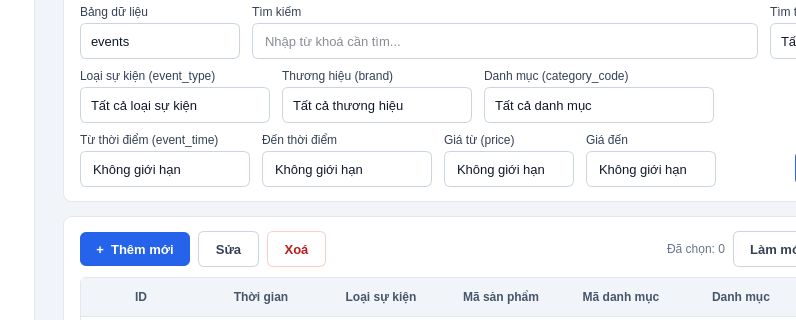
Qt form ui/mainwindow.ui (Quyss2/ML2026_Final) before a commit; both pictures show x 215 to 1011 and y 171 to 491 of the 1200 by 860 pixel window.
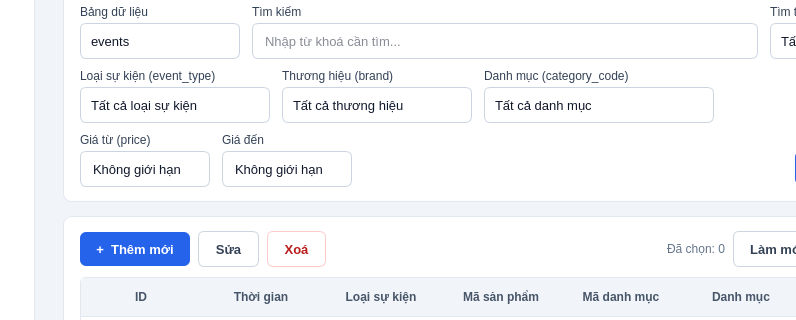
The same form after that commit.

Patch:
```diff
--- a/ui/mainwindow.ui
+++ b/ui/mainwindow.ui
@@ -66,17 +66,16 @@
 QWidget#contentWidget QLabel#lblFilterTable, QWidget#contentWidget QLabel#lblFilterSearch,
 QWidget#contentWidget QLabel#lblFilterColumn, QWidget#contentWidget QLabel#lblFilterEventType,
 QWidget#contentWidget QLabel#lblFilterBrand, QWidget#contentWidget QLabel#lblFilterCategory,
-QWidget#contentWidget QLabel#lblFilterFrom, QWidget#contentWidget QLabel#lblFilterTo,
 QWidget#contentWidget QLabel#lblFilterPriceFrom, QWidget#contentWidget QLabel#lblFilterPriceTo { font-size: 12px; color: #64748b; }
 
 QWidget#contentWidget QLineEdit, QWidget#contentWidget QComboBox,
-QWidget#contentWidget QDateTimeEdit, QWidget#contentWidget QDoubleSpinBox {
+QWidget#contentWidget QDoubleSpinBox {
     background: #ffffff; border: 1px solid #cbd5e1; border-radius: 6px;
     padding: 0px 10px; min-height: 34px; font-family: 'Segoe UI'; font-size: 13px; color: #0f172a;
 }
 QWidget#contentWidget QLineEdit:focus, QWidget#contentWidget QComboBox:focus,
-QWidget#contentWidget QDateTimeEdit:focus, QWidget#contentWidget QDoubleSpinBox:focus { border: 1px solid #2563eb; }
-QWidget#contentWidget QComboBox::drop-down, QWidget#contentWidget QDateTimeEdit::drop-down { border: none; width: 24px; }
+QWidget#contentWidget QDoubleSpinBox:focus { border: 1px solid #2563eb; }
+QWidget#contentWidget QComboBox::drop-down { border: none; width: 24px; }
 QWidget#contentWidget QComboBox QAbstractItemView {
     background: #ffffff; color: #0f172a; border: 1px solid #cbd5e1;
     selection-background-color: #eff6ff; selection-color: #1d4ed8; outline: 0;
@@ -696,112 +695,6 @@
                <property name="spacing">
                 <number>12</number>
                </property>
-               <item>
-          <layout class="QVBoxLayout" name="lblFilterFromBox">
-           <property name="spacing">
-            <number>4</number>
-           </property>
-           <item>
-            <widget class="QLabel" name="lblFilterFrom">
-         <property name="text">
-          <string>Từ thời điểm (event_time)</string>
-         </property>
-        </widget>
-           </item>
-           <item>
-            <widget class="QDateTimeEdit" name="dtFrom">
-            <property name="minimumSize">
-             <size>
-              <width>170</width>
-              <height>0</height>
-             </size>
-            </property>
-            <property name="specialValueText">
-             <string>Không giới hạn</string>
-            </property>
-            <property name="displayFormat">
-             <string>dd/MM/yyyy HH:mm</string>
-            </property>
-            <property name="calendarPopup">
-             <bool>true</bool>
-            </property>
-            <property name="minimumDateTime">
-             <datetime>
-              <hour>0</hour>
-              <minute>0</minute>
-              <second>0</second>
-              <year>2000</year>
-              <month>1</month>
-              <day>1</day>
-             </datetime>
-            </property>
-            <property name="dateTime">
-             <datetime>
-              <hour>0</hour>
-              <minute>0</minute>
-              <second>0</second>
-              <year>2000</year>
-              <month>1</month>
-              <day>1</day>
-             </datetime>
-            </property>
-           </widget>
-           </item>
-          </layout>
-         </item>
-               <item>
-          <layout class="QVBoxLayout" name="lblFilterToBox">
-           <property name="spacing">
-            <number>4</number>
-           </property>
-           <item>
-            <widget class="QLabel" name="lblFilterTo">
-         <property name="text">
-          <string>Đến thời điểm</string>
-         </property>
-        </widget>
-           </item>
-           <item>
-            <widget class="QDateTimeEdit" name="dtTo">
-            <property name="minimumSize">
-             <size>
-              <width>170</width>
-              <height>0</height>
-             </size>
-            </property>
-            <property name="specialValueText">
-             <string>Không giới hạn</string>
-            </property>
-            <property name="displayFormat">
-             <string>dd/MM/yyyy HH:mm</string>
-            </property>
-            <property name="calendarPopup">
-             <bool>true</bool>
-            </property>
-            <property name="minimumDateTime">
-             <datetime>
-              <hour>0</hour>
-              <minute>0</minute>
-              <second>0</second>
-              <year>2000</year>
-              <month>1</month>
-              <day>1</day>
-             </datetime>
-            </property>
-            <property name="dateTime">
-             <datetime>
-              <hour>0</hour>
-              <minute>0</minute>
-              <second>0</second>
-              <year>2000</year>
-              <month>1</month>
-              <day>1</day>
-             </datetime>
-            </property>
-           </widget>
-           </item>
-          </layout>
-         </item>
                <item>
           <layout class="QVBoxLayout" name="lblFilterPriceFromBox">
            <property name="spacing">
```
Left out of the diff: 2 changed lines with no effect on the pictures.
